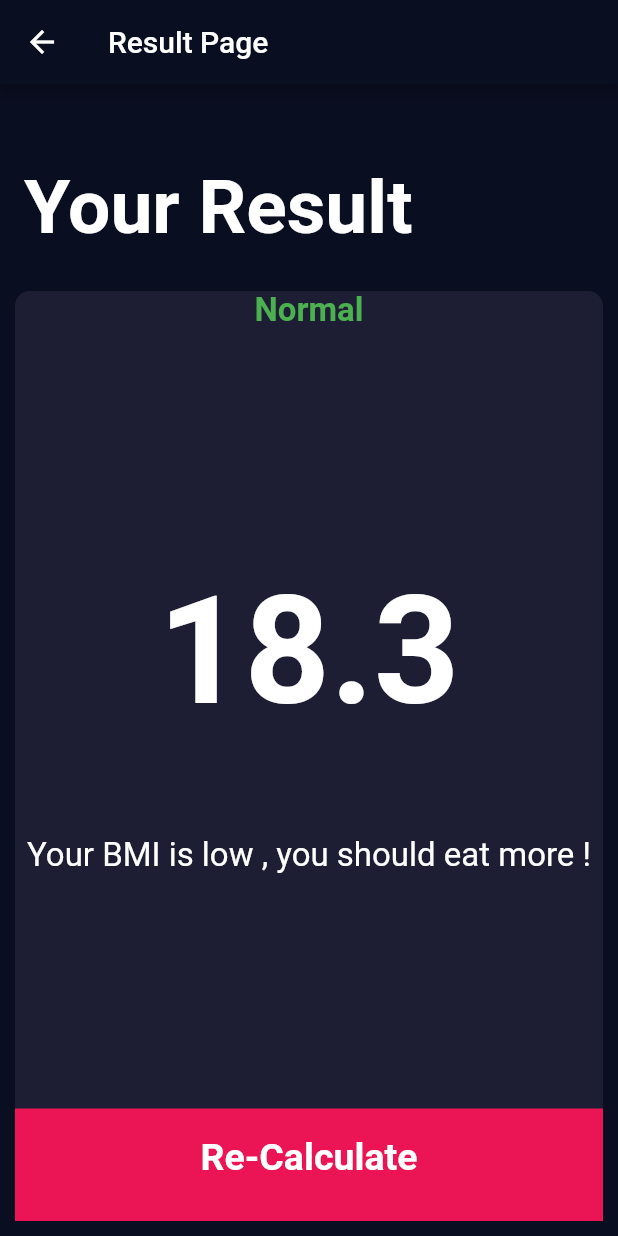
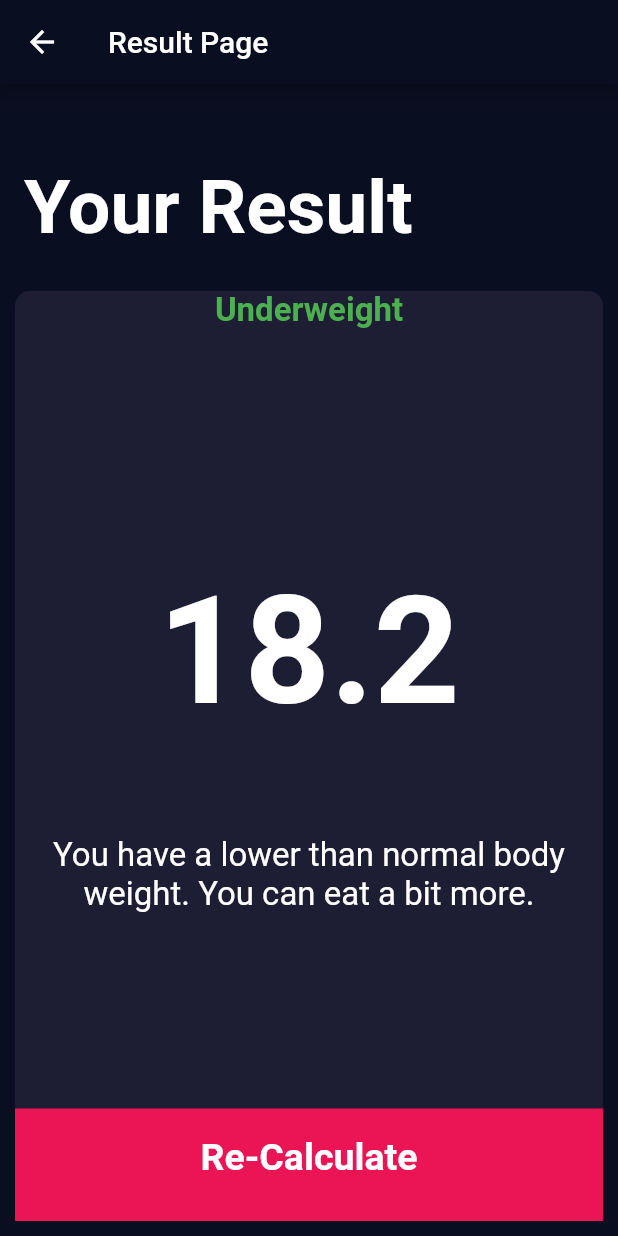
Before and after one commit to AhmedGrati/BMICalculatorFlutter, a Flutter app: the screen it shows after launch, after a tap on "Calculate", on a phone screen of 412 x 824 dp. Run offline on Flutter 3.47's test engine with Material 2 defaults, Android fonts, the phone set to English and light mode, and no system bars; our stand-ins replace font_awesome_flutter.

Commit message:
final result

```diff
--- /dev/null
+++ b/lib/calculator_brain.dart
@@ -0,0 +1,35 @@
+import 'dart:math';
+
+class CalculatorBrain {
+  CalculatorBrain({this.height, this.weight});
+
+  final int height;
+  final int weight;
+
+  double _bmi;
+
+  String calculateBMI() {
+    _bmi = weight / pow(height / 100, 2);
+    return _bmi.toStringAsFixed(1);
+  }
+
+  String getResult() {
+    if (_bmi >= 25) {
+      return 'Overweight';
+    } else if (_bmi > 18.5) {
+      return 'Normal';
+    } else {
+      return 'Underweight';
+    }
+  }
+
+  String getInterpretation() {
+    if (_bmi >= 25) {
+      return 'You have a higher than normal body weight. Try to exercise more.';
+    } else if (_bmi >= 18.5) {
+      return 'You have a normal body weight. Good job!';
+    } else {
+      return 'You have a lower than normal body weight. You can eat a bit more.';
+    }
+  }
+}
--- a/lib/screens/input_page.dart
+++ b/lib/screens/input_page.dart
@@ -1,4 +1,5 @@
 import 'file:///C:/Users/Ahmed/Desktop/src/Projects/bmi_calculator/lib/components/rounded_button.dart';
+import 'package:bmi_calculator/calculator_brain.dart';
 import 'package:flutter/cupertino.dart';
 import 'package:flutter/material.dart';
 import 'package:font_awesome_flutter/font_awesome_flutter.dart';
@@ -209,9 +210,14 @@ class _InputPageState extends State<InputPage> {
           ),
           BottomButton(
             onTap:  () {
+              CalculatorBrain calc = CalculatorBrain(height: heightValue , weight: weightValue);
               Navigator.push(context,
                   MaterialPageRoute(builder: (context) {
-                    return ResultPage();
+                    return ResultPage(
+                      bmiResult: calc.calculateBMI(),
+                      result: calc.getResult(),
+                      interpretation: calc.getInterpretation(),
+                    );
                   })
               );
             },
--- a/lib/screens/result_page.dart
+++ b/lib/screens/result_page.dart
@@ -3,6 +3,13 @@ import 'file:///C:/Users/Ahmed/Desktop/src/Projects/bmi_calculator/lib/component
 import 'package:flutter/material.dart';
 import 'package:bmi_calculator/constants.dart';
 class ResultPage extends StatelessWidget {
+
+  ResultPage({@required this.bmiResult , this.result , this.interpretation});
+
+  final String bmiResult;
+  final String result;
+  final String interpretation;
+
   @override
   Widget build(BuildContext context) {
     return Scaffold(
@@ -34,18 +41,18 @@ class ResultPage extends StatelessWidget {
                   children: <Widget>[
                     Expanded(
                       child: Text(
-                        'Normal',
+                        this.result,
                         style: kInterpretationStyling,
                       ),
                     ),
                     Expanded(
                       child: Text(
-                        '18.3',
+                        this.bmiResult,
                         style: kNumberResultStyling,
                       ),
                     ),
                     Expanded(
-                      child: Text('Your BMI is low , you should eat more !',
+                      child: Text(this.interpretation,
                         textAlign: TextAlign.center,
                         style: kBodyTextStyle,
                       ),
```
